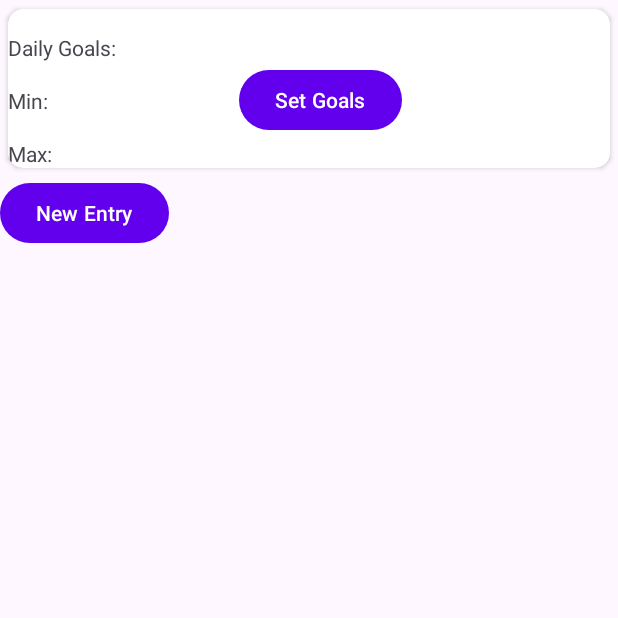
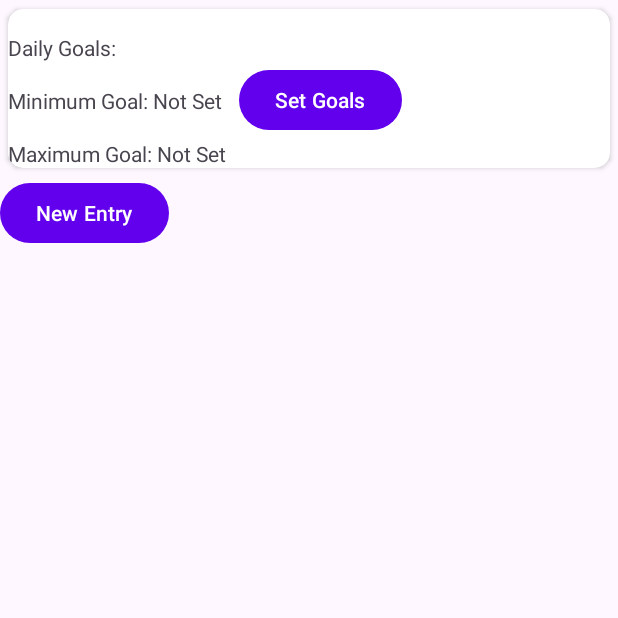
Before and after one commit to ST10083156/OPSC_POE_PART2, an Android app: the TimesheetEntriesListDisplay screen opened directly, with no data from a screen before it, on a phone screen of 412 x 824 dp, the top half of it. Run offline under Robolectric (Android 15) with nearby library versions, the phone set to English and light mode, and no system bars; our stand-ins replace Picasso.

Commit message:
Goals done

```diff
--- a/app/src/main/AndroidManifest.xml
+++ b/app/src/main/AndroidManifest.xml
@@ -12,6 +12,9 @@
         android:supportsRtl="true"
         android:theme="@style/Base.Theme.OPSC_POE_PART2_TImeWise"
         tools:targetApi="31">
+        <activity
+            android:name=".SetGoals"
+            android:exported="false" />
         <activity
             android:name=".TimesheetDetails"
             android:exported="false" />
--- a/app/src/main/java/com/example/opsc_poe_part2_timewise/TimesheetEntriesListDisplay.kt
+++ b/app/src/main/java/com/example/opsc_poe_part2_timewise/TimesheetEntriesListDisplay.kt
@@ -24,7 +24,8 @@ import java.util.Locale
 
 class TimesheetEntriesListDisplay : AppCompatActivity() {
     private lateinit var binding: ActivityTimesheetEntriesListDisplayBinding
-
+private  var minDailyGoal:Number = 0
+private  var maxDailyGoal:Number = 0
     override fun onCreate(savedInstanceState: Bundle?) {
         super.onCreate(savedInstanceState)
         enableEdgeToEdge()
@@ -35,6 +36,20 @@ class TimesheetEntriesListDisplay : AppCompatActivity() {
             v.setPadding(systemBars.left, systemBars.top, systemBars.right, systemBars.bottom)
             insets
         }
+
+        minDailyGoal = intent.getIntExtra("minGoal",0)
+        maxDailyGoal = intent.getIntExtra("maxGoal",0)
+        if(minDailyGoal as Int >0 && maxDailyGoal as Int>0)
+        {
+            binding.textViewDailyGoalMin.text = "Minimum Goal: ${minDailyGoal} hours"
+            binding.textViewDailyGoalMax.text = "Maximum Goal: ${maxDailyGoal} hours"
+        }
+        else{
+            binding.textViewDailyGoalMin.text = "Minimum Goal: Not Set"
+            binding.textViewDailyGoalMax.text = "Maximum Goal: Not Set"
+        }
+
+
         val layoutManager = LinearLayoutManager(this)
         binding.entriesRecyclerView.layoutManager = layoutManager
         val adapter = MyAdapter(TimesheetEntriesList.getEntriesList(),this, object:MyAdapter.OnItemClickListener{
@@ -57,6 +72,12 @@ binding.newEntryBtn.setOnClickListener{
     startActivity(intent)
     finish()
 }
+
+        binding.buttonSetGoal.setOnClickListener{
+            var intent = Intent(this,SetGoals::class.java)
+            startActivity(intent)
+            finish()
+        }
     }
 
 
--- a/app/src/main/res/layout/activity_timesheet_entries_list_display.xml
+++ b/app/src/main/res/layout/activity_timesheet_entries_list_display.xml
@@ -32,14 +32,14 @@
                 android:layout_width="wrap_content"
                 android:layout_height="wrap_content"
                 android:layout_marginTop="16dp"
-                android:text="Min: "/>
+                android:text="Min: Not set"/>
 
             <TextView
                 android:id="@+id/textViewDailyGoalMax"
                 android:layout_width="wrap_content"
                 android:layout_height="wrap_content"
                 android:layout_marginTop="16dp"
-                android:text="Max: "/>
+                android:text="Max: Not set"/>
 
         </LinearLayout>
 
```
Also changed, not shown: app/src/main/java/com/example/opsc_poe_part2_timewise/SetGoals.kt (added, +44 -0 lines), app/src/main/res/layout/activity_set_goals.xml (added, +33 -0 lines).
